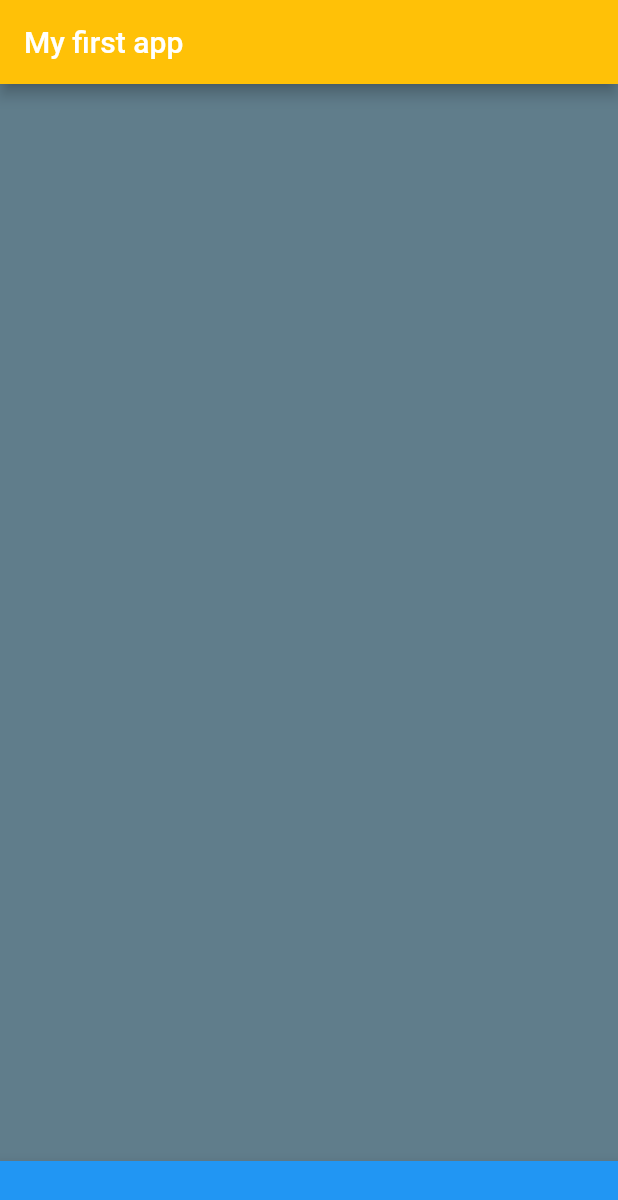
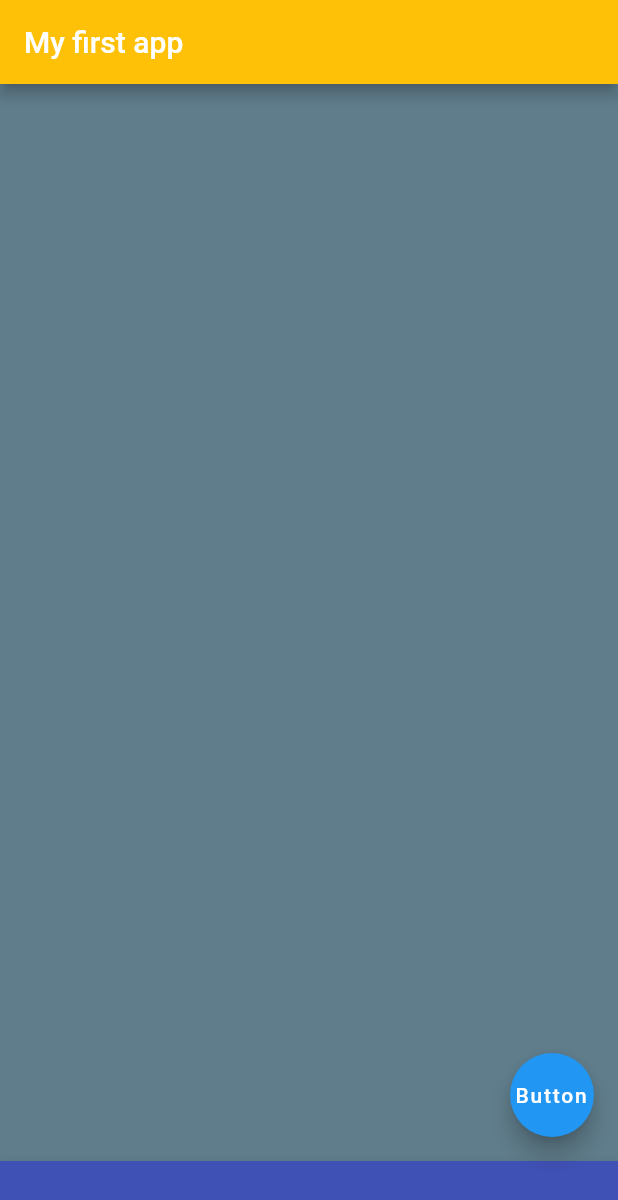
Before and after one commit to safeer-maker/Palying-with-flutter, a Flutter app: the screen it shows after launch, on a phone screen of 412 x 824 dp. Shown: the top 1200 px of the screen. Run offline on Flutter 3.47's test engine with Material 2 defaults, Android fonts, the phone set to English and light mode, and no system bars.

Commit message:
tutorial 7 completed

```diff
--- a/futter_tutuiral_doc/lib/main.dart
+++ b/futter_tutuiral_doc/lib/main.dart
@@ -5,10 +5,18 @@ void main() {
     //Widget build(BuildContext context){
     MaterialApp(
       debugShowCheckedModeBanner: false,
-      home: Scaffold(
+      home: home(),
+    ),
+  );
+}
+
+
+class home extends StatelessWidget {
+  @override
+  Widget build(BuildContext context) {
+    return Scaffold(
       appBar: AppBar(
         title: const Text("My first app"),
-
         backgroundColor: Colors.amber,
         //  child: Container(
         //  color: Colors.cyanAccent,
@@ -19,12 +27,17 @@ void main() {
       ),
       bottomNavigationBar: BottomAppBar(
         child: Container(
-            color: Colors.blue,
+          color: Colors.indigo,
           height: 50.0,
         ),
       ),
+      floatingActionButton: FloatingActionButton(
+        backgroundColor: Colors.blue,
+        child: Text(
+          "Button",
+          textAlign: TextAlign.center,
         ),
-      // };
       ),
     );
   }
+}
```
Lines whose indentation alone changed are shown as unchanged.
